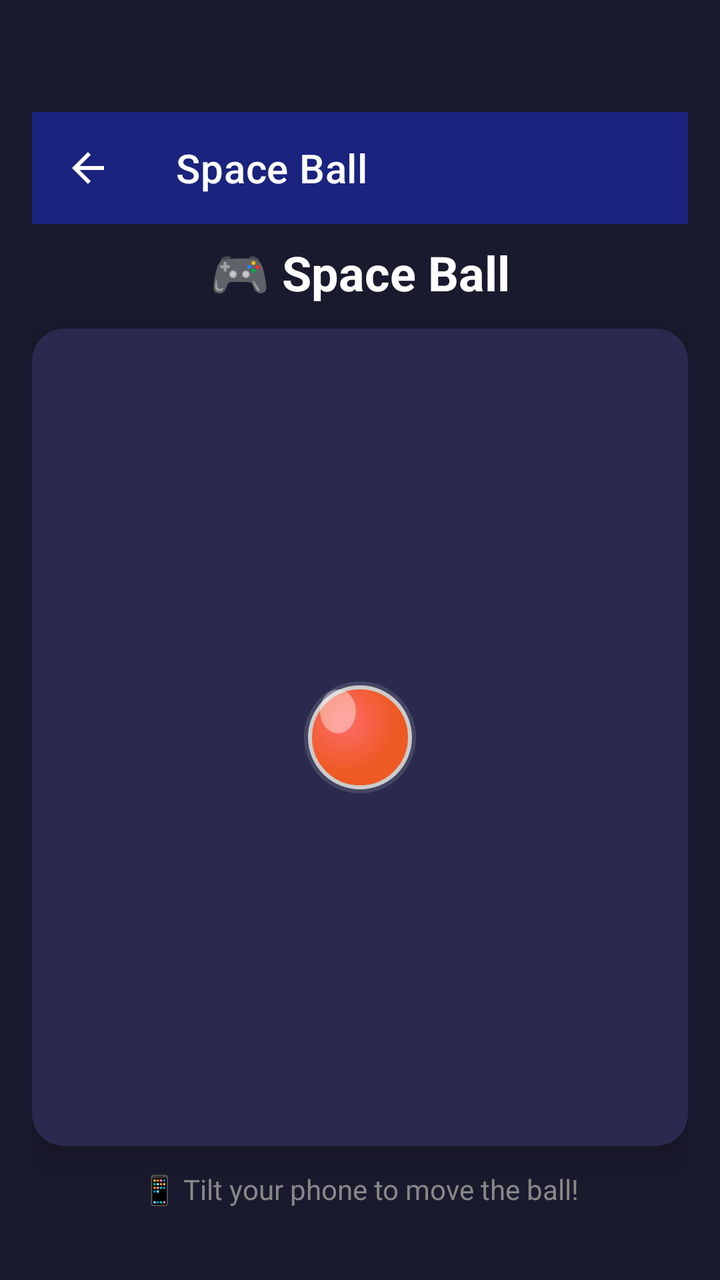
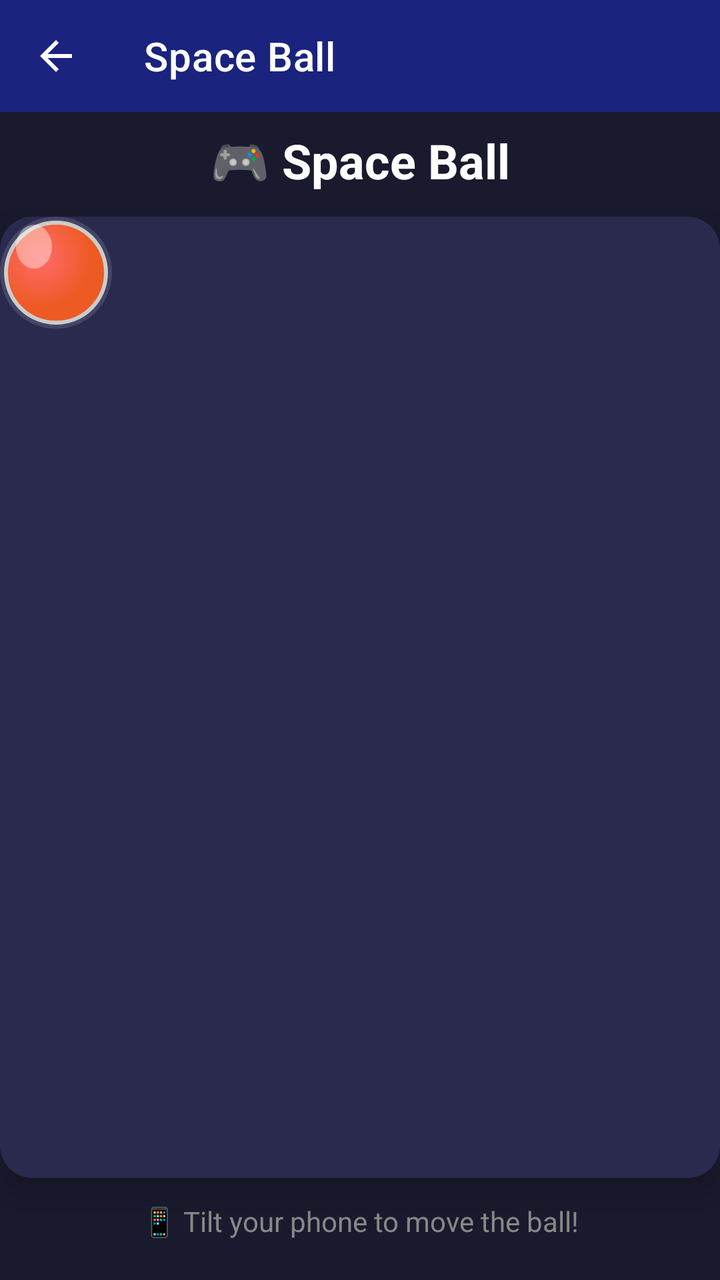

Compare the two renders of this Android layout. The source of the first and the diff that turns it into the second are given below.
<!-- AndroidManifest.xml: application theme Theme.SensorToolBox -->
<!-- res/layout/activity_space_ball.xml -->
<?xml version="1.0" encoding="utf-8"?>
<androidx.constraintlayout.widget.ConstraintLayout
    xmlns:android="http://schemas.android.com/apk/res/android"
    xmlns:app="http://schemas.android.com/apk/res-auto"
    xmlns:tools="http://schemas.android.com/tools"
    android:layout_width="match_parent"
    android:layout_height="match_parent"
    android:fitsSystemWindows="true"
    android:paddingTop="?attr/actionBarSize"
    android:paddingStart="16dp"
    android:paddingEnd="16dp"
    android:paddingBottom="16dp"
    android:background="#1A1A2E"
    tools:context=".motion.SpaceBallActivity">

    
    <androidx.appcompat.widget.Toolbar
        android:id="@+id/toolbar"
        android:layout_width="0dp"
        android:layout_height="?attr/actionBarSize"
        android:background="?attr/colorPrimary"
        android:theme="@style/ThemeOverlay.AppCompat.Dark.ActionBar"
        app:title="Space Ball"
        app:titleTextColor="#FFFFFF"
        app:navigationIcon="?attr/homeAsUpIndicator"
        app:layout_constraintTop_toTopOf="parent"
        app:layout_constraintStart_toStartOf="parent"
        app:layout_constraintEnd_toEndOf="parent" />

    
    <TextView
        android:id="@+id/titleText"
        android:layout_width="wrap_content"
        android:layout_height="wrap_content"
        android:text="🎮 Space Ball"
        android:textSize="24sp"
        android:textStyle="bold"
        android:textColor="#FFFFFF"
        android:layout_marginTop="8dp"
        app:layout_constraintTop_toBottomOf="@id/toolbar"
        app:layout_constraintStart_toStartOf="parent"
        app:layout_constraintEnd_toEndOf="parent" />

    
    <androidx.cardview.widget.CardView
        android:id="@+id/gameContainer"
        android:layout_width="0dp"
        android:layout_height="0dp"
        android:layout_marginTop="12dp"
        android:layout_marginBottom="12dp"
        app:cardCornerRadius="16dp"
        app:cardElevation="8dp"
        app:cardBackgroundColor="#2A2A4E"
        app:layout_constraintTop_toBottomOf="@id/titleText"
        app:layout_constraintBottom_toTopOf="@id/statusText"
        app:layout_constraintStart_toStartOf="parent"
        app:layout_constraintEnd_toEndOf="parent">

        
        <View
            android:id="@+id/ballView"
            android:layout_width="56dp"
            android:layout_height="56dp"
            android:background="@drawable/ball_shape"
            android:layout_gravity="center" />

    </androidx.cardview.widget.CardView>

    
    <TextView
        android:id="@+id/statusText"
        android:layout_width="wrap_content"
        android:layout_height="wrap_content"
        android:text="📱 Tilt your phone to move the ball!"
        android:textSize="14sp"
        android:textColor="#888888"
        android:layout_marginBottom="20dp"
        app:layout_constraintBottom_toBottomOf="parent"
        app:layout_constraintStart_toStartOf="parent"
        app:layout_constraintEnd_toEndOf="parent" />

</androidx.constraintlayout.widget.ConstraintLayout>
<!-- resources referenced by this layout -->
<resources>
  <!-- drawable ball_shape (drawable) -->
  <?xml version="1.0" encoding="utf-8"?>
  <layer-list xmlns:android="http://schemas.android.com/apk/res/android">
      
      <item>
          <shape android:shape="oval">
              <solid android:color="#20FFFFFF" />
              <size
                  android:width="70dp"
                  android:height="70dp" />
          </shape>
      </item>
      
      <item android:bottom="2dp" android:end="2dp" android:start="2dp" android:top="2dp">
          <shape android:shape="oval">
              <gradient
                  android:startColor="#FF6B6B"
                  android:endColor="#EE5A24"
                  android:type="radial"
                  android:gradientRadius="50%"
                  android:centerX="35%"
                  android:centerY="35%" />
              <stroke
                  android:width="2dp"
                  android:color="#CCCCCC" />
          </shape>
      </item>
      
      <item android:bottom="30dp" android:end="30dp" android:start="8dp" android:top="4dp">
          <shape android:shape="oval">
              <solid android:color="#66FFFFFF" />
          </shape>
      </item>
  </layer-list>
  <style name="Theme.SensorToolBox" parent="Theme.MaterialComponents.DayNight.NoActionBar">
  
          
  
          
          <item name="colorPrimary">@color/colorPrimary</item>
  
          
          <item name="colorPrimaryVariant">@color/colorPrimaryDark</item>
  
          
          <item name="colorOnPrimary">@color/colorTextOnPrimary</item>
  
          
          <item name="colorSecondary">@color/colorAccent</item>
  
          
          <item name="colorSecondaryVariant">@color/colorAccentDark</item>
  
          
          <item name="colorOnSecondary">@color/colorTextOnAccent</item>
  
          
  
          
          <item name="android:statusBarColor">@color/colorPrimaryDark</item>
  
          
          <item name="android:windowLightStatusBar">false</item>
  
          
          <item name="android:navigationBarColor">@color/colorPrimaryDark</item>
  
          
  
          
          <item name="android:windowBackground">@color/colorBackground</item>
  
      </style>
  <color name="colorPrimary">#1A237E</color>
  <color name="colorPrimaryDark">#0D1442</color>
  <color name="colorTextOnPrimary">#FFFFFF</color>
  <color name="colorAccent">#FF5722</color>
  <color name="colorAccentDark">#BF360C</color>
  <color name="colorTextOnAccent">#FFFFFF</color>
  <color name="colorBackground">#F5F5F5</color>
</resources>

<!-- the commit's change to res/layout/activity_space_ball.xml (unified diff, before → after) -->
@@ -3,13 +3,10 @@
     xmlns:android="http://schemas.android.com/apk/res/android"
     xmlns:app="http://schemas.android.com/apk/res-auto"
     xmlns:tools="http://schemas.android.com/tools"
+    android:id="@+id/main"
     android:layout_width="match_parent"
     android:layout_height="match_parent"
     android:fitsSystemWindows="true"
-    android:paddingTop="?attr/actionBarSize"
-    android:paddingStart="16dp"
-    android:paddingEnd="16dp"
-    android:paddingBottom="16dp"
     android:background="#1A1A2E"
     tools:context=".motion.SpaceBallActivity">
 
@@ -19,7 +16,9 @@
         android:layout_width="0dp"
         android:layout_height="?attr/actionBarSize"
         android:background="?attr/colorPrimary"
-        android:theme="@style/ThemeOverlay.AppCompat.Dark.ActionBar"
+        android:theme="@style/SensorToolBox.Toolbar"
+        app:theme="@style/SensorToolBox.Toolbar"
+        app:popupTheme="@style/SensorToolBox.PopupMenu"
         app:title="Space Ball"
         app:titleTextColor="#FFFFFF"
         app:navigationIcon="?attr/homeAsUpIndicator"
@@ -62,7 +61,7 @@
             android:layout_width="56dp"
             android:layout_height="56dp"
             android:background="@drawable/ball_shape"
-            android:layout_gravity="center" />
+            android:layout_gravity="top|start" />
 
     </androidx.cardview.widget.CardView>
 
<!-- resource entries referenced after the edit -->
@@ -34,45 +34,37 @@
           </shape>
       </item>
   </layer-list>
+  <style name="SensorToolBox.PopupMenu" parent="ThemeOverlay.AppCompat.Light">
+          <item name="android:textColor">@color/colorTextPrimary</item>
+          <item name="android:textColorPrimary">@color/colorTextPrimary</item>
+          <item name="android:colorBackground">#FFFFFF</item>
+      </style>
+  <style name="SensorToolBox.Toolbar" parent="ThemeOverlay.AppCompat.Dark.ActionBar">
+          <item name="colorControlNormal">#FFFFFF</item>
+          <item name="android:textColorPrimary">#FFFFFF</item>
+          <item name="actionMenuTextColor">#FFFFFF</item>
+      </style>
   <style name="Theme.SensorToolBox" parent="Theme.MaterialComponents.DayNight.NoActionBar">
-  
-          
-  
-          
           <item name="colorPrimary">@color/colorPrimary</item>
-  
-          
           <item name="colorPrimaryVariant">@color/colorPrimaryDark</item>
-  
-          
           <item name="colorOnPrimary">@color/colorTextOnPrimary</item>
-  
-          
           <item name="colorSecondary">@color/colorAccent</item>
-  
-          
           <item name="colorSecondaryVariant">@color/colorAccentDark</item>
-  
-          
           <item name="colorOnSecondary">@color/colorTextOnAccent</item>
-  
-          
-  
-          
+          <item name="android:colorBackground">@color/colorBackground</item>
+          <item name="colorSurface">@color/colorSurface</item>
+          <item name="colorOnBackground">@color/colorTextPrimary</item>
+          <item name="colorOnSurface">@color/colorTextPrimary</item>
+          <item name="colorError">@color/colorError</item>
+          <item name="colorOnError">@color/colorTextOnError</item>
           <item name="android:statusBarColor">@color/colorPrimaryDark</item>
-  
-          
+          <item name="android:navigationBarColor">@color/colorPrimaryDark</item>
           <item name="android:windowLightStatusBar">false</item>
-  
-          
-          <item name="android:navigationBarColor">@color/colorPrimaryDark</item>
-  
-          
-  
-          
           <item name="android:windowBackground">@color/colorBackground</item>
-  
+          <item name="android:textColorPrimary">@color/colorTextPrimary</item>
+          <item name="android:textColorSecondary">@color/colorTextSecondary</item>
       </style>
+  <color name="colorTextPrimary">#212121</color>
   <color name="colorPrimary">#1A237E</color>
   <color name="colorPrimaryDark">#0D1442</color>
   <color name="colorTextOnPrimary">#FFFFFF</color>
@@ -80,5 +72,9 @@
   <color name="colorAccentDark">#BF360C</color>
   <color name="colorTextOnAccent">#FFFFFF</color>
   <color name="colorBackground">#F5F5F5</color>
+  <color name="colorSurface">#FAFAFA</color>
+  <color name="colorError">#F44336</color>
+  <color name="colorTextOnError">#FFFFFF</color>
+  <color name="colorTextSecondary">#757575</color>
 </resources>
 
